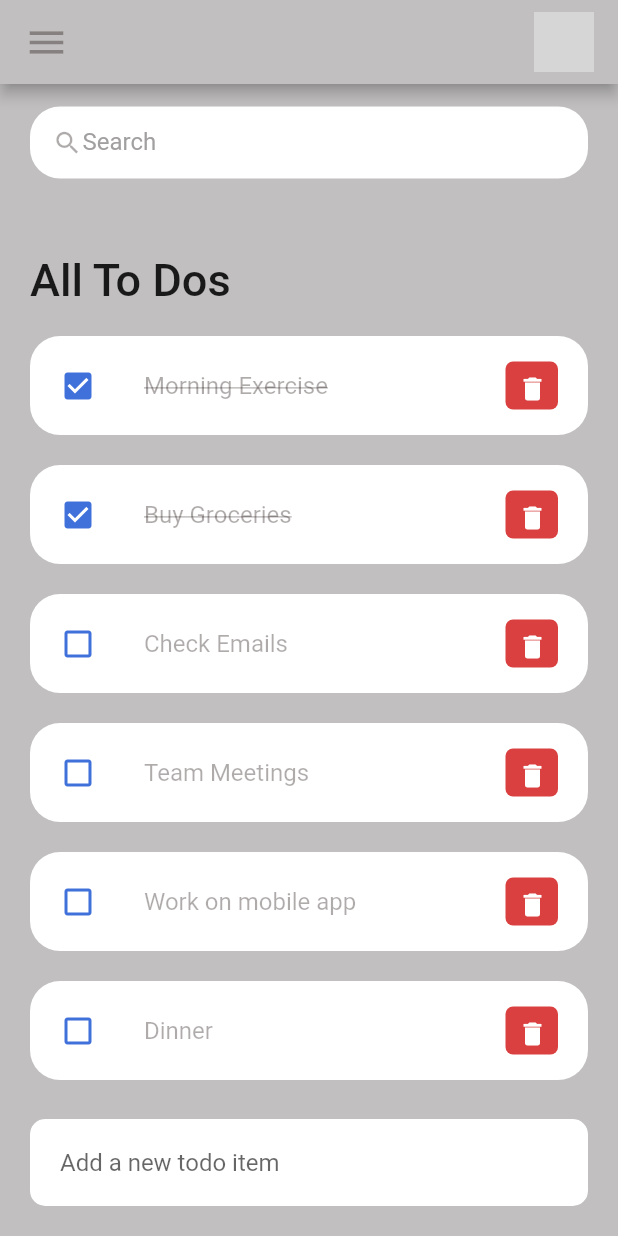
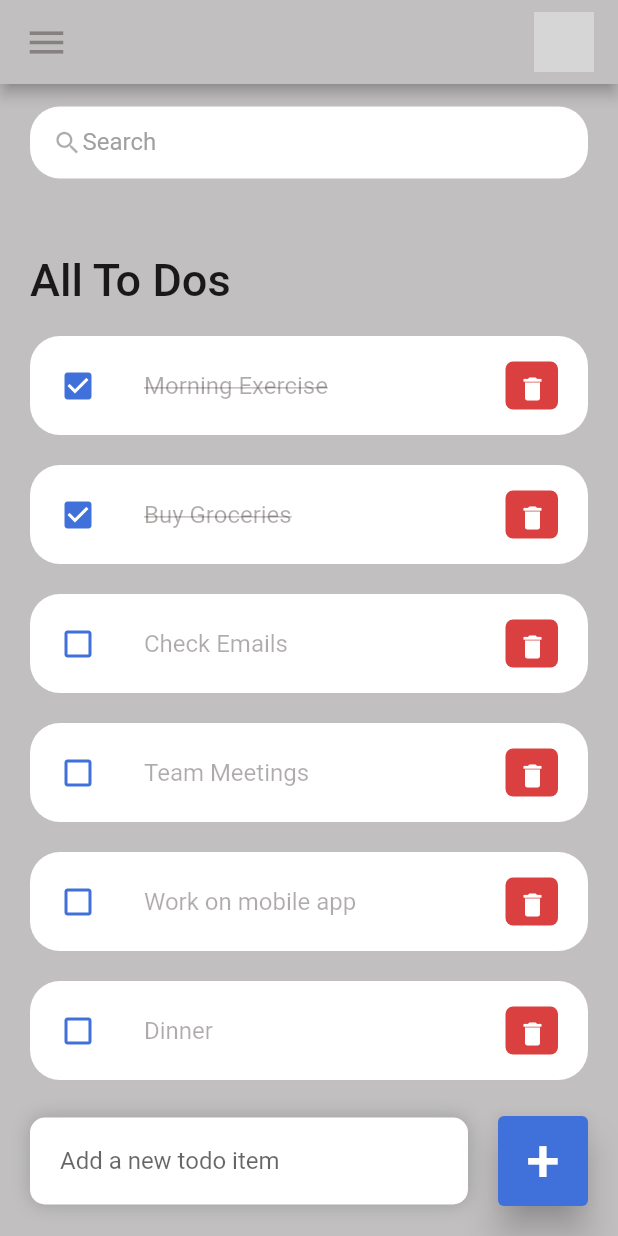
Before and after one commit to kirtijangid/To-Do_app, a Flutter app: the screen it shows after launch, on a phone screen of 412 x 824 dp. Run offline on Flutter 3.47's test engine with Material 2 defaults, Android fonts, the phone set to English and light mode, and no system bars; grey boxes are pictures that could not be loaded.

Commit message:
creating '+'icon beside the text bar

```diff
--- a/lib/screens/home.dart
+++ b/lib/screens/home.dart
@@ -41,12 +41,14 @@ class Home extends StatelessWidget {
                       ),
                   ],
                 ),
-              ),
+              )
             ],
           ),
         ),
         Align(
           alignment: Alignment.bottomCenter,
+          child: Row(children: [
+            Expanded(
               child: Container(
                 margin: EdgeInsets.only(
                   bottom: 20,
@@ -63,6 +65,7 @@ class Home extends StatelessWidget {
                     BoxShadow(
                       color: Colors.grey,
                       offset: Offset(0.0, 0.0),
+                      blurRadius: 10.0,
                       spreadRadius: 0.0,
                     ),
                   ],
@@ -75,6 +78,27 @@ class Home extends StatelessWidget {
                   ),
                 ),
               ),
+            ),
+            Container(
+                margin: EdgeInsets.only(
+                  bottom: 20,
+                  right: 20,
+                ),
+                child: ElevatedButton(
+                  child: Text(
+                    '+',
+                    style: TextStyle(
+                      fontSize: 40,
+                    ),
+                  ),
+                  onPressed: () {},
+                  style: ElevatedButton.styleFrom(
+                    primary: tdBlue,
+                    minimumSize: Size(60, 60),
+                    elevation: 10,
+                  ),
+                ))
+          ]),
         ),
       ]),
     );
```
Lines whose indentation alone changed are shown as unchanged.
